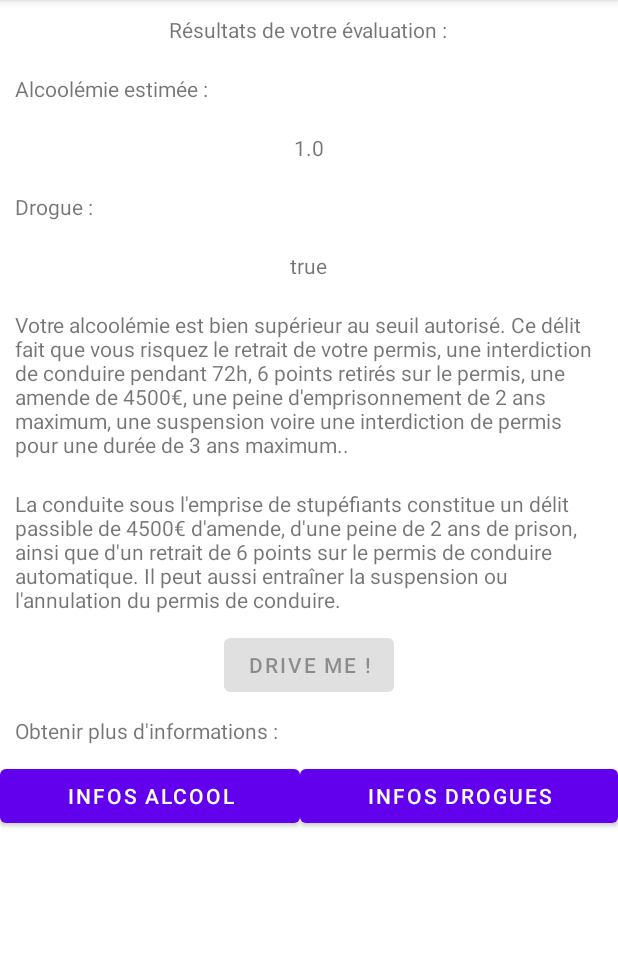
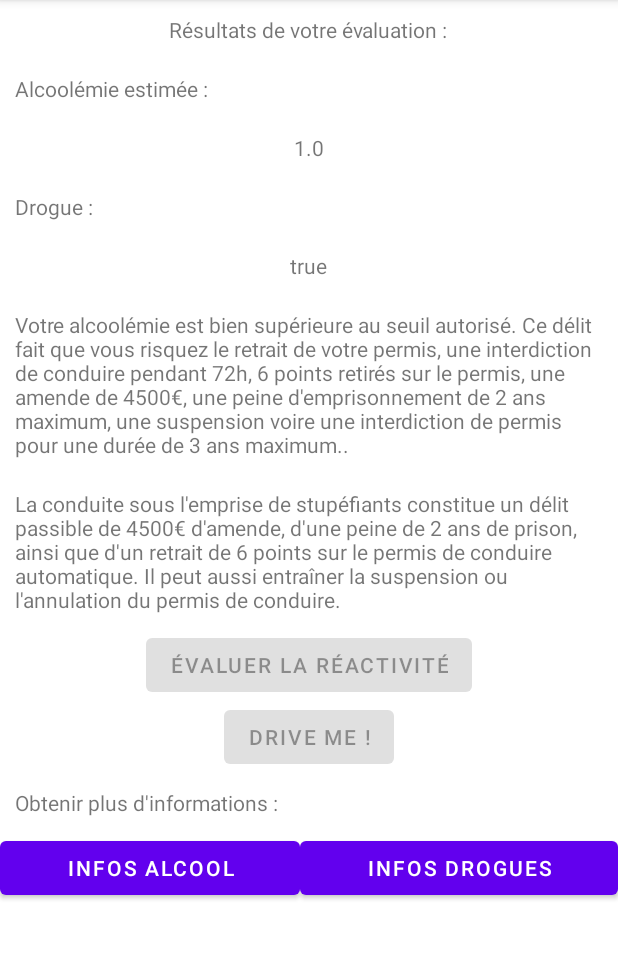
Before and after one commit to LogarithmeNeper/IFYouDrive, an Android app: the EvaluateRisks screen opened directly, with no data from a screen before it, on a phone screen of 412 x 824 dp, the part 84-1043 px from its top. Run offline under Robolectric (Android 15) with nearby library versions, the phone set to English and light mode, and no system bars.

Commit message:
added a skip button, modified marginal things in layouts

```diff
--- a/app/src/main/java/insa/lyon/h4224/ifyoudrive/EvaluateRisks.kt
+++ b/app/src/main/java/insa/lyon/h4224/ifyoudrive/EvaluateRisks.kt
@@ -20,6 +20,7 @@ class EvaluateRisks : AppCompatActivity() {
         val risksAlcoholField: TextView = findViewById(R.id.risks_alcohol)
         val risksDrugsField: TextView = findViewById(R.id.risks_drugs)
         val reactivityButton: Button = findViewById(R.id.reactivity_button)
+        val skipToDrive: Button = findViewById(R.id.skip_drive_button)
         val infoAlcohol: Button = findViewById(R.id.alcohol_info)
         val infoDrugs: Button = findViewById(R.id.drugs_info)
 
@@ -31,13 +32,13 @@ class EvaluateRisks : AppCompatActivity() {
         drugsField.text = drugsEvaluation.toString()
 
         if(estimation <= threshold) {
-            risksAlcoholField.text = "Votre alcoolémie est inférieure au seuil autorisée (dans votre cas, ${threshold}."
+            risksAlcoholField.text = "Votre alcoolémie est inférieure au seuil autorisée (dans votre cas, ${threshold}.)"
         }
         else if(estimation > threshold && estimation <= 0.8) {
             risksAlcoholField.text = "Votre alcoolémie est supérieure au seuil autorisé (dans votre cas, ${threshold} g/L dans le sang). Cette contravention fait que vous risquez une amende de 135€ majorable, le retrait de 6 points sur votre permis, et une immobilisation du véhicule."
         }
         else if(estimation > 0.8) {
-            risksAlcoholField.text = "Votre alcoolémie est bien supérieur au seuil autorisé. Ce délit fait que vous risquez le retrait de votre permis, une interdiction de conduire pendant 72h, 6 points retirés sur le permis, une amende de 4500€, une peine d'emprisonnement de 2 ans maximum, une suspension voire une interdiction de permis pour une durée de 3 ans maximum.."
+            risksAlcoholField.text = "Votre alcoolémie est bien supérieure au seuil autorisé. Ce délit fait que vous risquez le retrait de votre permis, une interdiction de conduire pendant 72h, 6 points retirés sur le permis, une amende de 4500€, une peine d'emprisonnement de 2 ans maximum, une suspension voire une interdiction de permis pour une durée de 3 ans maximum.."
         }
 
         if(drugsEvaluation) {
@@ -45,10 +46,16 @@ class EvaluateRisks : AppCompatActivity() {
         }
 
         reactivityButton.isEnabled = (estimation <= threshold) && !drugsEvaluation
+        skipToDrive.isEnabled = (estimation <= threshold) && !drugsEvaluation
 
         reactivityButton.setOnClickListener {
             val intentToReactivity = Intent(this@EvaluateRisks, EvaluateReaction::class.java)
             startActivity(intentToReactivity)
+        }
+
+        reactivityButton.setOnClickListener {
+            val intentToDrive = Intent(this@EvaluateRisks, Driving::class.java)
+            startActivity(intentToDrive)
         }
 
         infoAlcohol.setOnClickListener {
--- a/app/src/main/res/layout/activity_evaluate_reaction.xml
+++ b/app/src/main/res/layout/activity_evaluate_reaction.xml
@@ -20,9 +20,7 @@
         android:layout_width="match_parent"
         android:layout_height="wrap_content"
         android:layout_gravity="center_horizontal"
-        android:text="Cliquez sur le bouton commencer quand vous êtes prêts à passer le test.
-        Une fois le test lancé, soyez prêts à cliquer n'importe où sur l'écran lorsque
-        celui-ci deviendra rouge."/>
+        android:text="Cliquez sur le bouton commencer quand vous êtes prêts à passer le test.\n Une fois le test lancé, soyez prêts à cliquer n'importe où sur l'écran lorsque celui-ci deviendra rouge."/>
 
     <Button
         android:id="@+id/start_button"
--- a/app/src/main/res/layout/activity_evaluate_risks.xml
+++ b/app/src/main/res/layout/activity_evaluate_risks.xml
@@ -69,6 +69,13 @@
                 android:layout_width="wrap_content"
                 android:layout_height="wrap_content"
                 android:layout_gravity="center_horizontal"
+                android:text="Évaluer la réactivité"/>
+
+            <Button
+                android:id="@+id/skip_drive_button"
+                android:layout_width="wrap_content"
+                android:layout_height="wrap_content"
+                android:layout_gravity="center_horizontal"
                 android:text="Drive me !"/>
 
 
```
